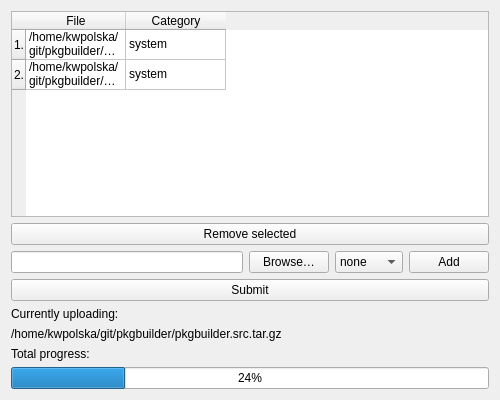
First picture: the form in ui-designs/upload.ui, repository Kwpolska/aurqt, before the edit.
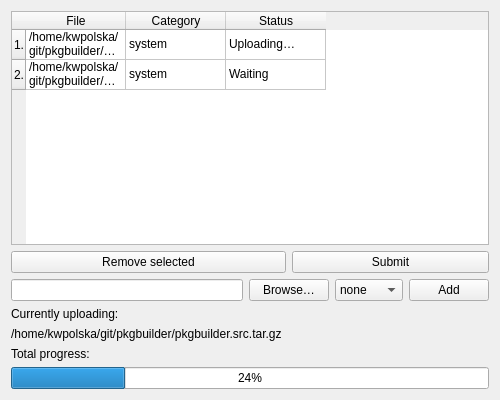
Second picture: the form after the edit. Icons and pictures are not drawn.

What changed in the file:
```diff
--- a/ui-designs/upload.ui
+++ b/ui-designs/upload.ui
@@ -14,40 +14,12 @@
    <string>Upload</string>
   </property>
   <property name="windowIcon">
-   <iconset theme="list-add"/>
+   <iconset theme="list-add">
+    <normaloff/>
+   </iconset>
   </property>
   <layout class="QGridLayout" name="gridLayout">
-   <item row="3" column="0" colspan="4">
-    <widget class="QPushButton" name="pushButton_3">
-     <property name="text">
-      <string>Submit</string>
-     </property>
-     <property name="icon">
-      <iconset theme="go-next">
-       <normaloff/>
-      </iconset>
-     </property>
-    </widget>
-   </item>
-   <item row="2" column="1">
-    <widget class="QPushButton" name="pushButton_4">
-     <property name="text">
-      <string>Browse…</string>
-     </property>
-    </widget>
-   </item>
-   <item row="1" column="0" colspan="4">
-    <widget class="QPushButton" name="pushButton_2">
-     <property name="text">
-      <string>Remove selected</string>
-     </property>
-     <property name="icon">
-      <iconset theme="list-remove">
-       <normaloff>../../</normaloff>../../</iconset>
-     </property>
-    </widget>
-   </item>
-   <item row="0" column="0" colspan="4">
+   <item row="0" column="0" colspan="5">
     <widget class="QTableWidget" name="tableWidget">
      <row>
       <property name="text">
@@ -69,6 +41,11 @@
        <string>Category</string>
       </property>
      </column>
+     <column>
+      <property name="text">
+       <string>Status</string>
+      </property>
+     </column>
      <item row="0" column="0">
       <property name="text">
        <string>/home/kwpolska/git/pkgbuilder/pkgbuilder.src.tar.gz</string>
@@ -79,6 +56,11 @@
        <string>system</string>
       </property>
      </item>
+     <item row="0" column="2">
+      <property name="text">
+       <string>Uploading…</string>
+      </property>
+     </item>
      <item row="1" column="0">
       <property name="text">
        <string>/home/kwpolska/git/pkgbuilder/pkgbuilder-git.src.tar.gz</string>
@@ -89,9 +71,76 @@
        <string>system</string>
       </property>
      </item>
+     <item row="1" column="2">
+      <property name="text">
+       <string>Waiting</string>
+      </property>
+     </item>
+    </widget>
+   </item>
+   <item row="1" column="0" colspan="2">
+    <widget class="QPushButton" name="pushButton_2">
+     <property name="text">
+      <string>Remove selected</string>
+     </property>
+     <property name="icon">
+      <iconset theme="list-remove">
+       <normaloff>../../</normaloff>../../</iconset>
+     </property>
+    </widget>
+   </item>
+   <item row="1" column="2" colspan="3">
+    <widget class="QPushButton" name="pushButton_3">
+     <property name="text">
+      <string>Submit</string>
+     </property>
+     <property name="icon">
+      <iconset theme="go-next">
+       <normaloff/>
+      </iconset>
+     </property>
+    </widget>
+   </item>
+   <item row="2" column="0">
+    <widget class="QLineEdit" name="lineEdit"/>
+   </item>
+   <item row="2" column="1" colspan="2">
+    <widget class="QPushButton" name="pushButton_4">
+     <property name="text">
+      <string>Browse…</string>
+     </property>
     </widget>
    </item>
    <item row="2" column="3">
+    <widget class="QComboBox" name="comboBox">
+     <item>
+      <property name="text">
+       <string>none</string>
+      </property>
+     </item>
+     <item>
+      <property name="text">
+       <string>.</string>
+      </property>
+     </item>
+     <item>
+      <property name="text">
+       <string>.</string>
+      </property>
+     </item>
+     <item>
+      <property name="text">
+       <string>.</string>
+      </property>
+     </item>
+     <item>
+      <property name="text">
+       <string>system</string>
+      </property>
+     </item>
+    </widget>
+   </item>
+   <item row="2" column="4">
     <widget class="QPushButton" name="pushButton">
      <property name="text">
       <string>Add</string>
@@ -103,66 +152,34 @@
      </property>
     </widget>
    </item>
-   <item row="6" column="0" colspan="2">
-    <widget class="QLabel" name="label_2">
+   <item row="3" column="0">
+    <widget class="QLabel" name="label">
      <property name="text">
-      <string>Total progress:</string>
+      <string>Currently uploading:</string>
      </property>
     </widget>
    </item>
-   <item row="5" column="0" colspan="4">
+   <item row="4" column="0" colspan="4">
     <widget class="QLabel" name="label_3">
      <property name="text">
       <string>/home/kwpolska/git/pkgbuilder/pkgbuilder.src.tar.gz</string>
      </property>
     </widget>
    </item>
-   <item row="2" column="0">
-    <widget class="QLineEdit" name="lineEdit"/>
+   <item row="5" column="0">
+    <widget class="QLabel" name="label_2">
+     <property name="text">
+      <string>Total progress:</string>
+     </property>
+    </widget>
    </item>
-   <item row="7" column="0" colspan="4">
+   <item row="6" column="0" colspan="5">
     <widget class="QProgressBar" name="progressBar_2">
      <property name="value">
       <number>24</number>
      </property>
     </widget>
    </item>
-   <item row="2" column="2">
-    <widget class="QComboBox" name="comboBox">
-     <item>
-      <property name="text">
-       <string>none</string>
-      </property>
-     </item>
-     <item>
-      <property name="text">
-       <string>.</string>
-      </property>
-     </item>
-     <item>
-      <property name="text">
-       <string>.</string>
-      </property>
-     </item>
-     <item>
-      <property name="text">
-       <string>.</string>
-      </property>
-     </item>
-     <item>
-      <property name="text">
-       <string>system</string>
-      </property>
-     </item>
-    </widget>
-   </item>
-   <item row="4" column="0" colspan="2">
-    <widget class="QLabel" name="label">
-     <property name="text">
-      <string>Currently uploading:</string>
-     </property>
-    </widget>
-   </item>
   </layout>
  </widget>
  <resources/>
```
